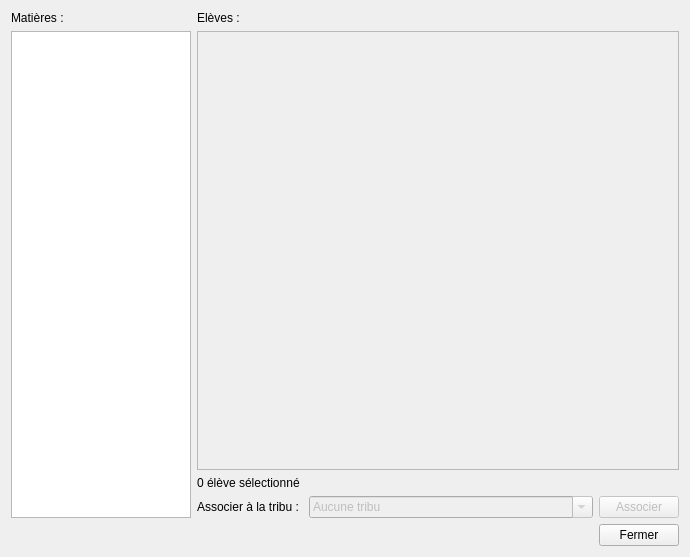
The window that managers/tribesmanager.ui (ThFeneuil/KholloAutoQt) describes before a commit, drawn with Qt 5.
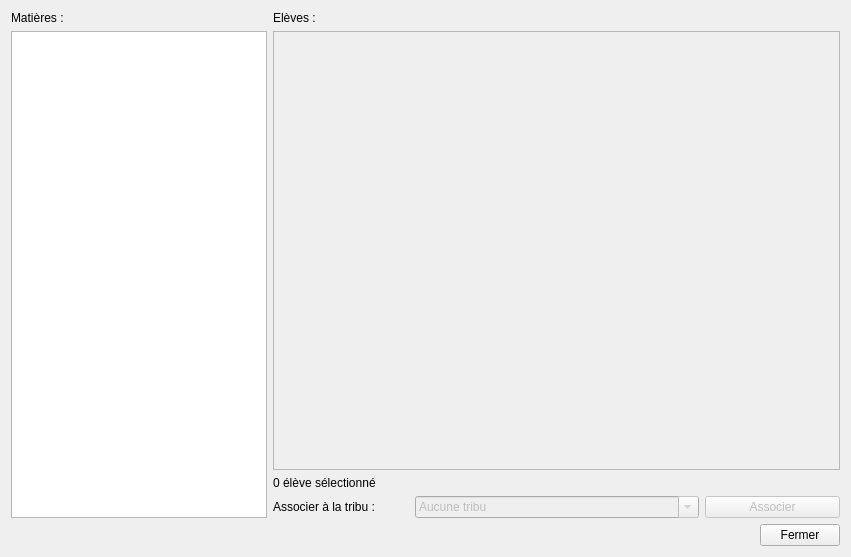
The same window after the commit.

Commit message:
Solution acceptable pour résoudre le défaut d'alignement.
C'est pas parfait...

```diff
--- a/managers/tribesmanager.ui
+++ b/managers/tribesmanager.ui
@@ -9,7 +9,7 @@
    <rect>
     <x>0</x>
     <y>0</y>
-    <width>690</width>
+    <width>851</width>
     <height>557</height>
    </rect>
   </property>
```
The commit also changes 1 other file.
